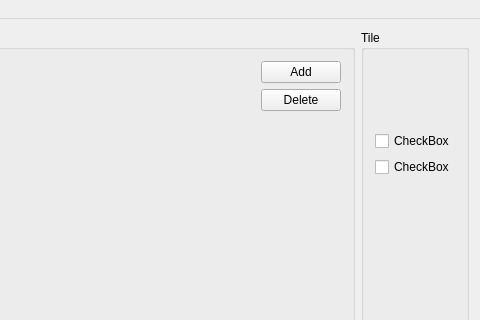
Above: levelEdit/CMainWindow.ui from clebail/tilegame before the change; both pictures show x 443 to 923 and y 0 to 320 of the 923 by 697 pixel window. Below: the same form after it.
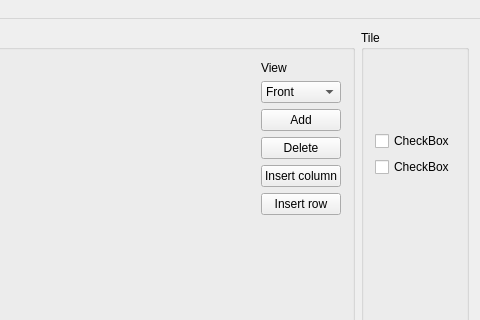
That is the form after the change. Icons and pictures are not drawn. Custom widgets are drawn as their Qt base class.

Commit message: LevelEdit front + back

The edit to the form file:
```diff
--- a/levelEdit/CMainWindow.ui
+++ b/levelEdit/CMainWindow.ui
@@ -6,7 +6,7 @@
    <rect>
     <x>0</x>
     <y>0</y>
-    <width>901</width>
+    <width>906</width>
     <height>682</height>
    </rect>
   </property>
@@ -168,6 +168,27 @@
              <property name="bottomMargin">
               <number>0</number>
              </property>
+             <item>
+              <widget class="QLabel" name="label">
+               <property name="text">
+                <string>View</string>
+               </property>
+              </widget>
+             </item>
+             <item>
+              <widget class="QComboBox" name="cbView">
+               <item>
+                <property name="text">
+                 <string>Front</string>
+                </property>
+               </item>
+               <item>
+                <property name="text">
+                 <string>Back</string>
+                </property>
+               </item>
+              </widget>
+             </item>
              <item>
               <widget class="QPushButton" name="pbAdd">
                <property name="text">
@@ -182,6 +203,20 @@
                </property>
               </widget>
              </item>
+             <item>
+              <widget class="QPushButton" name="pbInsertCol">
+               <property name="text">
+                <string>Insert column</string>
+               </property>
+              </widget>
+             </item>
+             <item>
+              <widget class="QPushButton" name="pbInsertRow">
+               <property name="text">
+                <string>Insert row</string>
+               </property>
+              </widget>
+             </item>
              <item>
               <spacer name="verticalSpacer_2">
                <property name="orientation">
```
Left out of the diff: 2 changed lines with no effect on the pictures. The commit also changes 5 other files.
